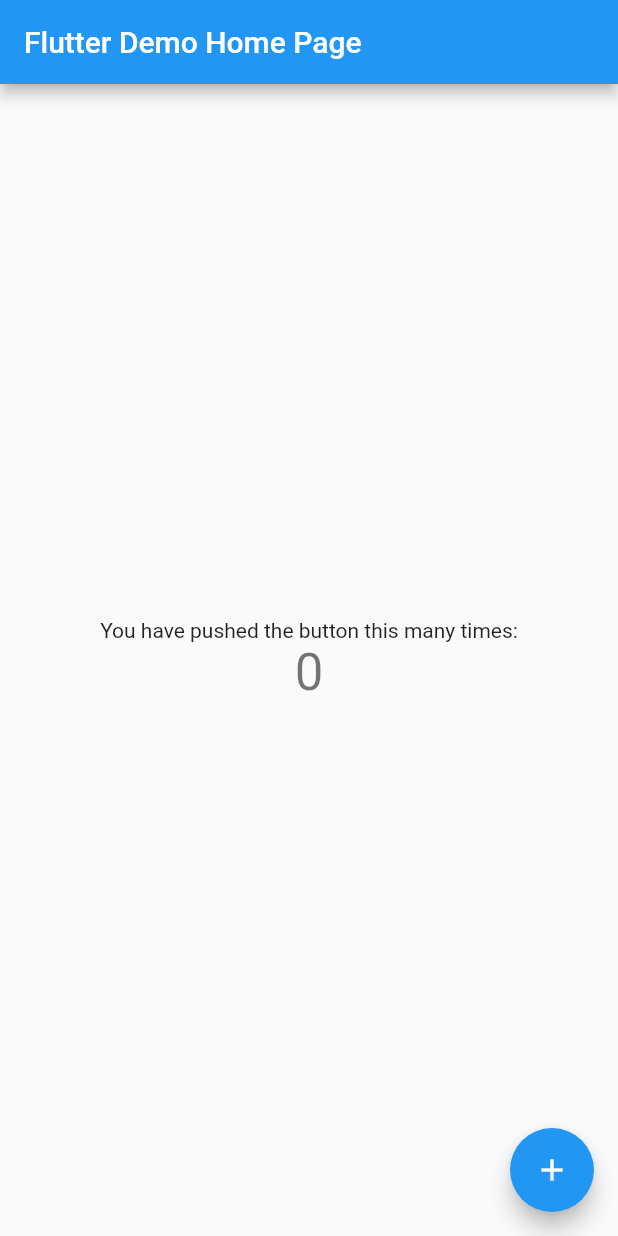
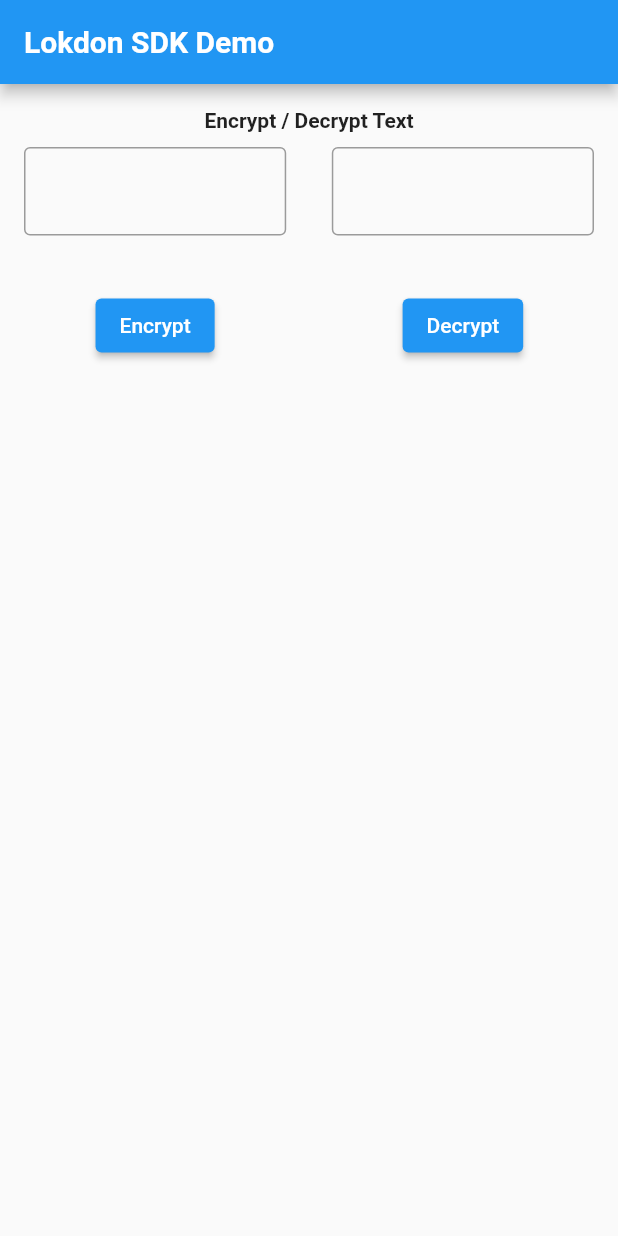
Before and after one commit to wizardoma/lokdon_sdk_demo, a Flutter app: the screen it shows after launch, on a phone screen of 412 x 824 dp. Run offline on Flutter 3.47's test engine with Material 2 defaults, Android fonts, the light colour scheme and no system bars; missing offline and left inert: lokdon_sdk.

Commit message:
add text and cipher encryption decryption

```diff
--- /dev/null
+++ b/lib/encrypt_text.dart
@@ -0,0 +1,108 @@
+import 'package:flutter/material.dart';
+import 'package:lokdon_sdk/lokdon_sdk.dart';
+
+class EncryptText extends StatefulWidget {
+  const EncryptText({Key? key}) : super(key: key);
+
+  @override
+  State<EncryptText> createState() => _EncryptTextState();
+}
+
+class _EncryptTextState extends State<EncryptText> {
+  String textResult = "", cipherResult = "";
+  String text = "", cipher = "";
+
+  @override
+  Widget build(BuildContext context) {
+    return Column(
+      children: [
+        const Text("Encrypt / Decrypt Text",style: TextStyle(fontWeight: FontWeight.bold),),
+        const SizedBox(height: 10,),
+        LayoutBuilder(
+          builder: (context,constraints) {
+            return Row(
+              mainAxisAlignment: MainAxisAlignment.spaceBetween,
+              children: [
+                Container(
+                  width: constraints.maxWidth * 0.46,
+                  child: Column(
+                    mainAxisSize: MainAxisSize.min,
+                    children: [
+                      TextField(
+
+                        onChanged: (s){
+                          setState(() {
+                            text = s;
+                          });
+                        },
+                        decoration: InputDecoration(
+                          border: OutlineInputBorder(
+
+                          )
+                        ),
+                      ),
+                      SizedBox(height: 10,),
+                      SelectableText(textResult),
+                      SizedBox(height: 10,),
+                      ElevatedButton(onPressed: (){
+                        if (text.isNotEmpty){
+                        setState(() {
+                          textResult = "";
+                        });
+
+                        var string = encryptString(text);
+                        setState(() {
+                          textResult = string;
+                        });
+                        }
+                      }, child: Text("Encrypt"))
+                    ],
+                  ),
+                ),
+                Container(
+                  width: constraints.maxWidth * 0.46,
+                  child: Column(
+                    mainAxisSize: MainAxisSize.min,
+                    children: [
+                      TextField(
+
+                        onChanged: (s){
+                          setState(() {
+                            cipher = s;
+                          });
+                        },
+                        decoration: InputDecoration(
+                            border: OutlineInputBorder(
+
+                            )
+                        ),
+                      ),
+                      SizedBox(height: 10,),
+                      SelectableText(cipherResult),
+                      SizedBox(height: 10,),
+                      ElevatedButton(onPressed: (){
+                        if (cipher.isNotEmpty){
+                          setState(() {
+                            cipherResult = "";
+                          });
+
+                          var string = decryptString(cipher);
+                          setState(() {
+                            cipherResult = string;
+                          });
+                        }
+                      }, child: Text("Decrypt"))
+                    ],
+                  ),
+                ),
+
+
+              ],
+            );
+          }
+        ),
+
+      ],
+    );
+  }
+}
--- a/lib/main.dart
+++ b/lib/main.dart
@@ -1,4 +1,5 @@
 import 'package:flutter/material.dart';
+import 'package:lokdon_sdk_demo/encrypt_text.dart';
 
 void main() {
   runApp(const MyApp());
@@ -11,105 +12,42 @@
   @override
   Widget build(BuildContext context) {
     return MaterialApp(
-      title: 'Flutter Demo',
+      title: 'Lokdon SDK Demo',
       theme: ThemeData(
-        // This is the theme of your application.
-        //
-        // Try running your application with "flutter run". You'll see the
-        // application has a blue toolbar. Then, without quitting the app, try
-        // changing the primarySwatch below to Colors.green and then invoke
-        // "hot reload" (press "r" in the console where you ran "flutter run",
-        // or simply save your changes to "hot reload" in a Flutter IDE).
-        // Notice that the counter didn't reset back to zero; the application
-        // is not restarted.
         primarySwatch: Colors.blue,
       ),
-      home: const MyHomePage(title: 'Flutter Demo Home Page'),
+      home: const HomePage(),
     );
   }
 }
 
-class MyHomePage extends StatefulWidget {
-  const MyHomePage({super.key, required this.title});
 
-  // This widget is the home page of your application. It is stateful, meaning
-  // that it has a State object (defined below) that contains fields that affect
-  // how it looks.
-
-  // This class is the configuration for the state. It holds the values (in this
-  // case the title) provided by the parent (in this case the App widget) and
-  // used by the build method of the State. Fields in a Widget subclass are
-  // always marked "final".
-
-  final String title;
+class HomePage extends StatefulWidget {
+  const HomePage({Key? key}) : super(key: key);
 
   @override
-  State<MyHomePage> createState() => _MyHomePageState();
+  State<HomePage> createState() => _MyAppState();
 }
 
-class _MyHomePageState extends State<MyHomePage> {
-  int _counter = 0;
-
-  void _incrementCounter() {
-    setState(() {
-      // This call to setState tells the Flutter framework that something has
-      // changed in this State, which causes it to rerun the build method below
-      // so that the display can reflect the updated values. If we changed
-      // _counter without calling setState(), then the build method would not be
-      // called again, and so nothing would appear to happen.
-      _counter++;
-    });
-  }
-
+class _MyAppState extends State<HomePage> {
   @override
   Widget build(BuildContext context) {
-    // This method is rerun every time setState is called, for instance as done
-    // by the _incrementCounter method above.
-    //
-    // The Flutter framework has been optimized to make rerunning build methods
-    // fast, so that you can just rebuild anything that needs updating rather
-    // than having to individually change instances of widgets.
     return Scaffold(
       appBar: AppBar(
-        // Here we take the value from the MyHomePage object that was created by
-        // the App.build method, and use it to set our appbar title.
-        title: Text(widget.title),
+        title: Text("Lokdon SDK Demo",style: TextStyle(fontWeight: FontWeight.bold),),
+        centerTitle: false,
       ),
-      body: Center(
-        // Center is a layout widget. It takes a single child and positions it
-        // in the middle of the parent.
-        child: Column(
-          // Column is also a layout widget. It takes a list of children and
-          // arranges them vertically. By default, it sizes itself to fit its
-          // children horizontally, and tries to be as tall as its parent.
-          //
-          // Invoke "debug painting" (press "p" in the console, choose the
-          // "Toggle Debug Paint" action from the Flutter Inspector in Android
-          // Studio, or the "Toggle Debug Paint" command in Visual Studio Code)
-          // to see the wireframe for each widget.
-          //
-          // Column has various properties to control how it sizes itself and
-          // how it positions its children. Here we use mainAxisAlignment to
-          // center the children vertically; the main axis here is the vertical
-          // axis because Columns are vertical (the cross axis would be
-          // horizontal).
-          mainAxisAlignment: MainAxisAlignment.center,
-          children: <Widget>[
-            const Text(
-              'You have pushed the button this many times:',
-            ),
-            Text(
-              '$_counter',
-              style: Theme.of(context).textTheme.headline4,
-            ),
-          ],
+      body: SingleChildScrollView(
+        child: Padding(
+          padding: const EdgeInsets.all(16),
+          child: Column(
+
+            children: [
+              EncryptText()
+            ],
+          ),
         ),
       ),
-      floatingActionButton: FloatingActionButton(
-        onPressed: _incrementCounter,
-        tooltip: 'Increment',
-        child: const Icon(Icons.add),
-      ), // This trailing comma makes auto-formatting nicer for build methods.
     );
   }
 }
--- a/pubspec.yaml
+++ b/pubspec.yaml
@@ -31,6 +31,7 @@
 dependencies:
   flutter:
     sdk: flutter
+  lokdon_sdk: ^1.0.1
 
 
   # The following adds the Cupertino Icons font to your application.
```
Also changed, not shown: pubspec.lock.
